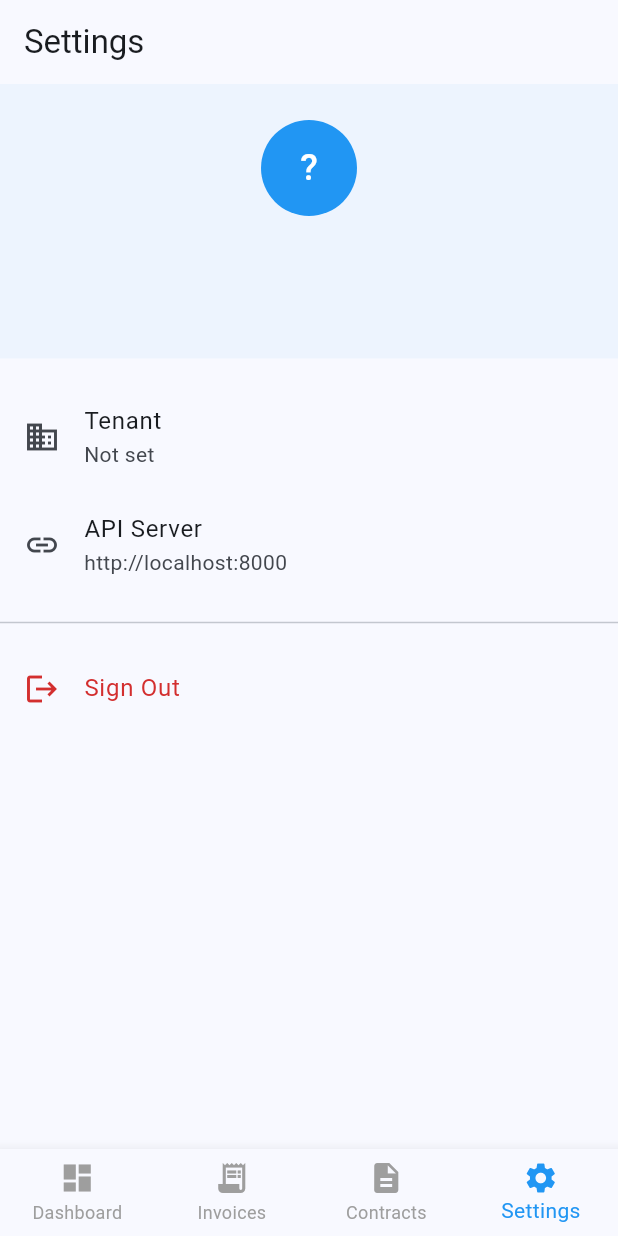
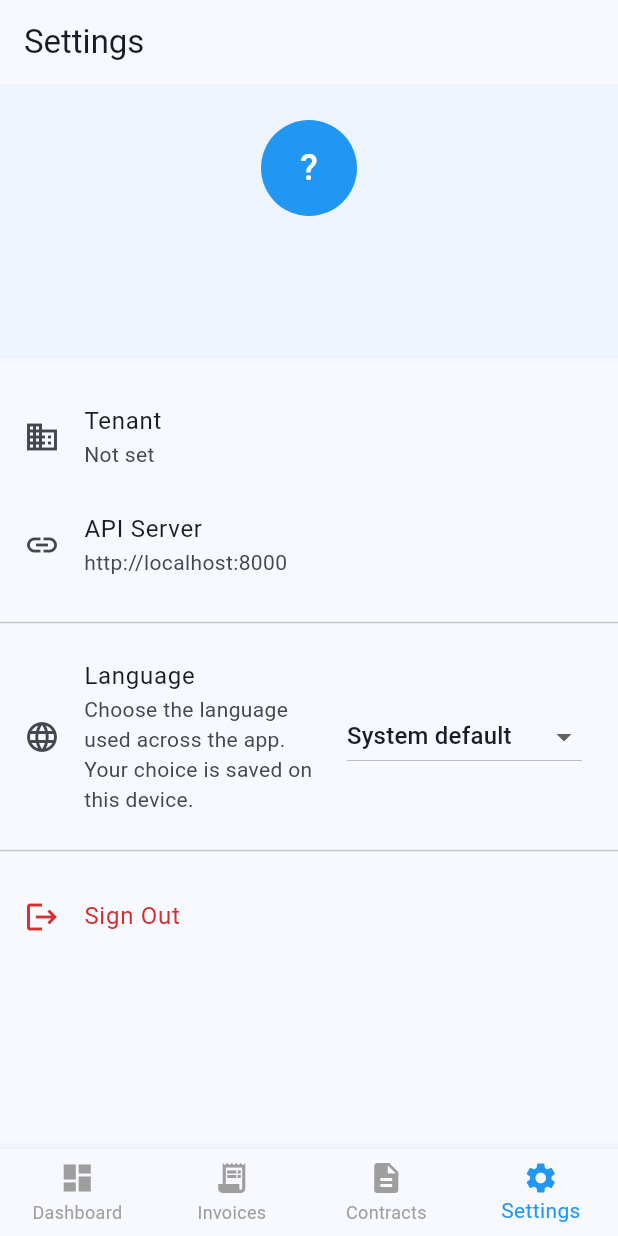
Before and after one commit to Absence0760/project-account-payables, a Flutter app: the HomeScreen screen opened directly, item 4 of the bottom bar chosen, on a phone screen of 412 x 824 dp. Run offline on Flutter 3.47's test engine with Material 3 defaults, Android fonts, the phone set to English and light mode, and no system bars; our stand-ins replace file_picker, firebase_messaging, flutter_local_notifications, flutter_secure_storage, image_picker, local_auth and 1 more; missing offline and left inert: pdfx; accounts and stored records are empty; network calls fail.

Commit message:
feat(mobile): per-device locale picker + localize starter screens
LocaleStore (ChangeNotifier singleton) persists the display-language
choice locally via secure storage — a device choice like the biometric
toggle, never account-roamed. main.dart wraps MaterialApp in a
ListenableBuilder on LocaleStore and drives MaterialApp.locale (null =
follow system) so a picker change re-localizes the tree live. The nav,
dashboard, invoices list and settings screens now read
AppLocalizations.of(context); Settings gains an endonym picker (English /
Deutsch / Français / Español / Português (Brasil) / 日本語) plus a
'System default' entry that clears the override.

```diff
--- a/mobile/lib/screens/home_screen.dart
+++ b/mobile/lib/screens/home_screen.dart
@@ -1,5 +1,6 @@
 import 'package:flutter/material.dart';
 
+import 'package:ap_mobile/l10n/gen/app_localizations.dart';
 import 'package:ap_mobile/screens/approvals_screen.dart';
 import 'package:ap_mobile/screens/contracts_screen.dart';
 import 'package:ap_mobile/screens/dashboard_screen.dart';
@@ -44,54 +45,55 @@ class _HomeScreenState extends State<HomeScreen> {
     return screens;
   }
 
-  List<BottomNavigationBarItem> get _navItems {
+  List<BottomNavigationBarItem> _buildNavItems(AppLocalizations l) {
     final items = <BottomNavigationBarItem>[
-      const BottomNavigationBarItem(
-        icon: Icon(Icons.dashboard),
-        label: 'Dashboard',
+      BottomNavigationBarItem(
+        icon: const Icon(Icons.dashboard),
+        label: l.navDashboard,
       ),
-      const BottomNavigationBarItem(
-        icon: Icon(Icons.receipt_long),
-        label: 'Invoices',
+      BottomNavigationBarItem(
+        icon: const Icon(Icons.receipt_long),
+        label: l.navInvoices,
       ),
-      const BottomNavigationBarItem(
-        icon: Icon(Icons.description),
-        label: 'Contracts',
+      BottomNavigationBarItem(
+        icon: const Icon(Icons.description),
+        label: l.navContracts,
       ),
     ];
     if (AuthStore.instance.canApprove) {
-      items.add(const BottomNavigationBarItem(
-        icon: Icon(Icons.check_circle),
-        label: 'Approvals',
+      items.add(BottomNavigationBarItem(
+        icon: const Icon(Icons.check_circle),
+        label: l.navApprovals,
       ));
-      items.add(const BottomNavigationBarItem(
-        icon: Icon(Icons.error_outline),
-        label: 'Exceptions',
+      items.add(BottomNavigationBarItem(
+        icon: const Icon(Icons.error_outline),
+        label: l.navExceptions,
       ));
     }
     if (AuthStore.instance.canViewPayments) {
-      items.add(const BottomNavigationBarItem(
-        icon: Icon(Icons.store),
-        label: 'Vendors',
+      items.add(BottomNavigationBarItem(
+        icon: const Icon(Icons.store),
+        label: l.navVendors,
       ));
-      items.add(const BottomNavigationBarItem(
-        icon: Icon(Icons.account_balance_wallet),
-        label: 'Pay',
+      items.add(BottomNavigationBarItem(
+        icon: const Icon(Icons.account_balance_wallet),
+        label: l.navPay,
       ));
-      items.add(const BottomNavigationBarItem(
-        icon: Icon(Icons.payments),
-        label: 'Payments',
+      items.add(BottomNavigationBarItem(
+        icon: const Icon(Icons.payments),
+        label: l.navPayments,
       ));
     }
-    items.add(const BottomNavigationBarItem(
-      icon: Icon(Icons.settings),
-      label: 'Settings',
+    items.add(BottomNavigationBarItem(
+      icon: const Icon(Icons.settings),
+      label: l.navSettings,
     ));
     return items;
   }
 
   @override
   Widget build(BuildContext context) {
+    final l = AppLocalizations.of(context);
     final screens = _screens;
     final safeIndex = _currentIndex.clamp(0, screens.length - 1);
 
@@ -106,7 +108,7 @@ class _HomeScreenState extends State<HomeScreen> {
         type: BottomNavigationBarType.fixed,
         selectedItemColor: Colors.blue,
         unselectedItemColor: Colors.grey,
-        items: _navItems,
+        items: _buildNavItems(l),
       ),
     );
   }
--- a/mobile/lib/screens/settings_screen.dart
+++ b/mobile/lib/screens/settings_screen.dart
@@ -1,9 +1,11 @@
 import 'package:flutter/material.dart';
 
 import 'package:ap_mobile/config.dart';
+import 'package:ap_mobile/l10n/gen/app_localizations.dart';
 import 'package:ap_mobile/screens/login_screen.dart';
 import 'package:ap_mobile/services/biometric_service.dart';
 import 'package:ap_mobile/stores/auth_store.dart';
+import 'package:ap_mobile/stores/locale_store.dart';
 
 class SettingsScreen extends StatefulWidget {
   const SettingsScreen({super.key});
@@ -36,9 +38,10 @@ class _SettingsScreenState extends State<SettingsScreen> {
   @override
   Widget build(BuildContext context) {
     final user = AuthStore.instance.user;
+    final l = AppLocalizations.of(context);
 
     return Scaffold(
-      appBar: AppBar(title: const Text('Settings')),
+      appBar: AppBar(title: Text(l.settingsTitle)),
       body: ListView(
         children: [
           // User info
@@ -94,22 +97,27 @@ class _SettingsScreenState extends State<SettingsScreen> {
           const SizedBox(height: 16),
           ListTile(
             leading: const Icon(Icons.business),
-            title: const Text('Tenant'),
-            subtitle: Text(AppConfig.tenantSlug ?? 'Not set'),
+            title: Text(l.settingsTenant),
+            subtitle: Text(AppConfig.tenantSlug ?? l.settingsTenantNotSet),
           ),
           ListTile(
             leading: const Icon(Icons.link),
-            title: const Text('API Server'),
+            title: Text(l.settingsApiServer),
             subtitle: Text(AppConfig.apiBaseUrl),
           ),
+
+          // Display language — a per-device choice (like the biometric toggle),
+          // persisted locally via LocaleStore and never sent to the backend.
+          const Divider(height: 32),
+          _languagePicker(context, l),
 
           // Security
           if (_bioAvailable) ...[
             const Divider(height: 32),
             SwitchListTile(
               secondary: const Icon(Icons.fingerprint),
-              title: const Text('Biometric Unlock'),
-              subtitle: const Text('Use fingerprint or face to unlock'),
+              title: Text(l.settingsBiometricUnlock),
+              subtitle: Text(l.settingsBiometricHint),
               value: _bioEnabled,
               onChanged: (enabled) async {
                 if (enabled) {
@@ -128,7 +136,7 @@ class _SettingsScreenState extends State<SettingsScreen> {
           ListTile(
             leading: Icon(Icons.logout, color: Colors.red.shade700),
             title: Text(
-              'Sign Out',
+              l.settingsSignOut,
               // shade700 keeps the destructive label at AA contrast.
               style: TextStyle(color: Colors.red.shade700),
             ),
@@ -148,4 +156,46 @@ class _SettingsScreenState extends State<SettingsScreen> {
       ),
     );
   }
+
+  /// Device display-language picker. Endonyms (each language's own name) plus a
+  /// "System default" option that clears the override (follow the OS locale).
+  /// Mirrors the web profile language `<select>`.
+  Widget _languagePicker(BuildContext context, AppLocalizations l) {
+    // The current persisted choice; `null` => follow the system default.
+    final current = LocaleStore.instance.locale;
+    final currentTag =
+        current == null ? null : LocaleStore.tagOf(current);
+
+    return ListTile(
+      leading: const Icon(Icons.language),
+      title: Text(l.settingsLanguage),
+      subtitle: Text(l.settingsLanguageHint),
+      trailing: DropdownButton<String?>(
+        value: currentTag,
+        // System default is the null entry.
+        hint: Text(l.settingsLanguageSystem),
+        onChanged: (tag) {
+          final locale = tag == null
+              ? null
+              : LocaleStore.supportedLocales.firstWhere(
+                  (loc) => LocaleStore.tagOf(loc) == tag,
+                );
+          LocaleStore.instance.setLocale(locale);
+        },
+        items: [
+          DropdownMenuItem<String?>(
+            value: null,
+            child: Text(l.settingsLanguageSystem),
+          ),
+          ...LocaleStore.supportedLocales.map((loc) {
+            final tag = LocaleStore.tagOf(loc);
+            return DropdownMenuItem<String?>(
+              value: tag,
+              child: Text(LocaleStore.endonyms[tag] ?? tag),
+            );
+          }),
+        ],
+      ),
+    );
+  }
 }
--- /dev/null
+++ b/mobile/lib/stores/locale_store.dart
@@ -0,0 +1,96 @@
+import 'package:flutter/material.dart';
+import 'package:flutter_secure_storage/flutter_secure_storage.dart';
+
+/// Per-device display-language preference.
+///
+/// Language is a **device** choice (like the biometric-unlock toggle), NOT an
+/// account-roamed setting — it is stored locally via [FlutterSecureStorage]
+/// (the same device-prefs mechanism `BiometricService` uses) and never sent to
+/// the backend. `null` means "follow the system locale" (`MaterialApp` resolves
+/// the device locale against `supportedLocales`).
+///
+/// This is the mobile counterpart of the web `setLocale()` in
+/// `frontend/src/lib/i18n/store.svelte.ts` (which persists to `localStorage`
+/// under `ap_locale`, also device-scoped).
+class LocaleStore extends ChangeNotifier {
+  static final LocaleStore instance = LocaleStore._();
+  LocaleStore._();
+
+  final _storage = const FlutterSecureStorage();
+  static const _localeKey = 'display_locale';
+
+  /// The six locales the app ships translations for. Order matches the picker
+  /// and the web `SUPPORTED_LOCALES` (en, de, fr, es, pt-BR, ja).
+  static const supportedLocales = <Locale>[
+    Locale('en'),
+    Locale('de'),
+    Locale('fr'),
+    Locale('es'),
+    Locale('pt', 'BR'),
+    Locale('ja'),
+  ];
+
+  /// Endonyms shown in the picker — each language's own name. Keyed by the
+  /// canonical tag produced by [tagOf].
+  static const endonyms = <String, String>{
+    'en': 'English',
+    'de': 'Deutsch',
+    'fr': 'Français',
+    'es': 'Español',
+    'pt-BR': 'Português (Brasil)',
+    'ja': '日本語',
+  };
+
+  Locale? _locale;
+  bool _loaded = false;
+
+  /// The selected locale, or `null` to follow the system default.
+  Locale? get locale => _locale;
+  bool get loaded => _loaded;
+
+  /// A stable string tag for a locale (`en`, `pt-BR`, …) used as a map key and
+  /// for persistence. Mirrors the web BCP-47 tags.
+  static String tagOf(Locale locale) =>
+      locale.countryCode == null || locale.countryCode!.isEmpty
+          ? locale.languageCode
+          : '${locale.languageCode}-${locale.countryCode}';
+
+  static Locale? _fromTag(String? tag) {
+    if (tag == null || tag.isEmpty) return null;
+    for (final l in supportedLocales) {
+      if (tagOf(l) == tag) return l;
+    }
+    return null;
+  }
+
+  /// Load the persisted choice. Call once on app start before building
+  /// `MaterialApp`. Safe to call more than once.
+  Future<void> init() async {
+    if (_loaded) return;
+    try {
+      _locale = _fromTag(await _storage.read(key: _localeKey));
+    } on Exception {
+      // No secure-storage backend (e.g. test VM) — fall back to system locale.
+      _locale = null;
+    }
+    _loaded = true;
+    notifyListeners();
+  }
+
+  /// Set (or clear, with `null`) the device display language. Persisted
+  /// locally; `MaterialApp.locale` updates reactively via the notifier.
+  Future<void> setLocale(Locale? locale) async {
+    _locale = locale;
+    notifyListeners();
+    try {
+      if (locale == null) {
+        await _storage.delete(key: _localeKey);
+      } else {
+        await _storage.write(key: _localeKey, value: tagOf(locale));
+      }
+    } on Exception {
+      // Persistence is best-effort; the in-memory choice still applies for the
+      // session even if the write fails.
+    }
+  }
+}
```
Also changed, not shown: mobile/lib/main.dart (+17 -1 lines), mobile/lib/screens/dashboard_screen.dart (+19 -17 lines), mobile/lib/screens/invoices_screen.dart (+20 -15 lines).
